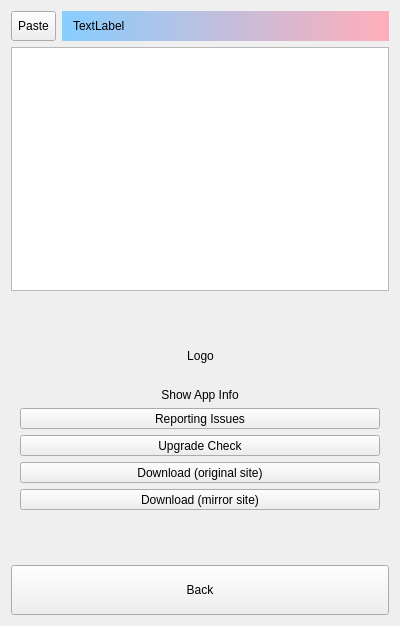
First picture: the form in src/RemarksAbout.ui, repository ic005k/Knot-Legacy, before the edit.
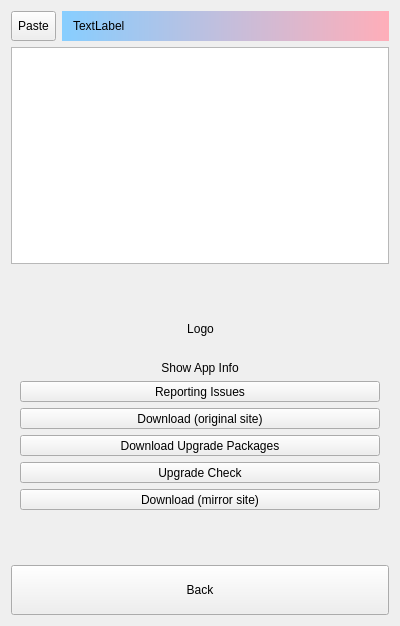
Second picture: the form after the edit.

Commit message: Automatic download of updates

The edit to the form file:
```diff
--- a/src/RemarksAbout.ui
+++ b/src/RemarksAbout.ui
@@ -188,6 +188,32 @@
         </property>
        </widget>
       </item>
+      <item>
+       <widget class="QToolButton" name="btnDL">
+        <property name="sizePolicy">
+         <sizepolicy hsizetype="Preferred" vsizetype="Fixed">
+          <horstretch>0</horstretch>
+          <verstretch>0</verstretch>
+         </sizepolicy>
+        </property>
+        <property name="text">
+         <string>Download (original site)</string>
+        </property>
+       </widget>
+      </item>
+      <item>
+       <widget class="QToolButton" name="btnTest">
+        <property name="sizePolicy">
+         <sizepolicy hsizetype="Preferred" vsizetype="Fixed">
+          <horstretch>0</horstretch>
+          <verstretch>0</verstretch>
+         </sizepolicy>
+        </property>
+        <property name="text">
+         <string>Download Upgrade Packages</string>
+        </property>
+       </widget>
+      </item>
       <item>
        <widget class="QToolButton" name="btnCheckUpdate">
         <property name="sizePolicy">
@@ -202,21 +228,7 @@
        </widget>
       </item>
       <item>
-       <layout class="QHBoxLayout" name="horizontalLayout">
-        <item>
-         <widget class="QToolButton" name="btnDL">
-          <property name="sizePolicy">
-           <sizepolicy hsizetype="Preferred" vsizetype="Fixed">
-            <horstretch>0</horstretch>
-            <verstretch>0</verstretch>
-           </sizepolicy>
-          </property>
-          <property name="text">
-           <string>Download (original site)</string>
-          </property>
-         </widget>
-        </item>
-       </layout>
+       <layout class="QHBoxLayout" name="horizontalLayout"/>
       </item>
       <item>
        <widget class="QToolButton" name="btnMirrorDL">
```
The commit also changes 9 other files.
